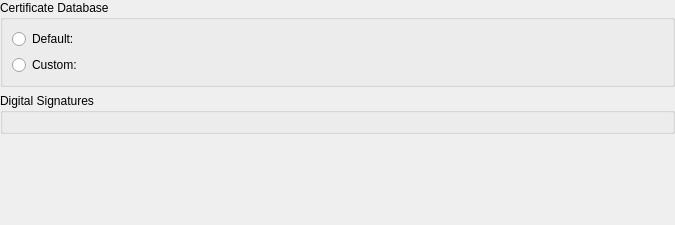
Old version of the form generators/poppler/conf/certsettingswidget.ui in the repository KDE/okular.
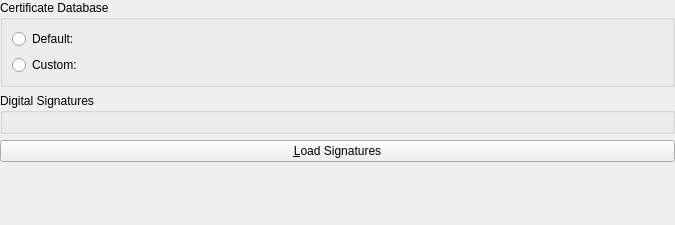
New version of the form.

```diff
--- a/generators/poppler/conf/certsettingswidget.ui
+++ b/generators/poppler/conf/certsettingswidget.ui
@@ -64,6 +64,13 @@
      <layout class="QVBoxLayout" name="certificatesPlaceholder"/>
     </widget>
    </item>
+   <item>
+    <widget class="QPushButton" name="loadSignaturesButton">
+     <property name="text">
+      <string>&amp;Load Signatures</string>
+     </property>
+    </widget>
+   </item>
    <item>
     <spacer>
      <property name="orientation">
```
